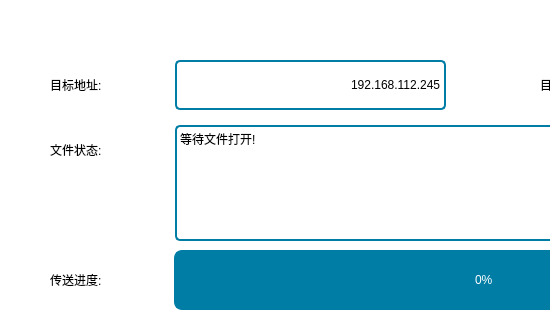
The window that DBTool/dbsendwidget.ui (Micheal1022/SS_GDE_Project) describes before a commit, drawn with Qt 5; both pictures show x 0 to 550 and y 0 to 320 of the 900 by 560 pixel window.
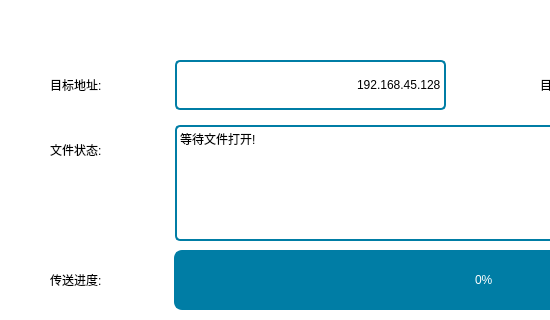
The same window after the commit. Icons and pictures are not drawn.

The edit to the form file:
```diff
--- a/DBTool/dbsendwidget.ui
+++ b/DBTool/dbsendwidget.ui
@@ -62,11 +62,8 @@
      <height>50</height>
     </rect>
    </property>
-   <property name="inputMask">
-    <string>000.000.000.000</string>
-   </property>
    <property name="text">
-    <string>192.168.112.245</string>
+    <string>192.168.45.128</string>
    </property>
    <property name="alignment">
     <set>Qt::AlignRight|Qt::AlignTrailing|Qt::AlignVCenter</set>
```
